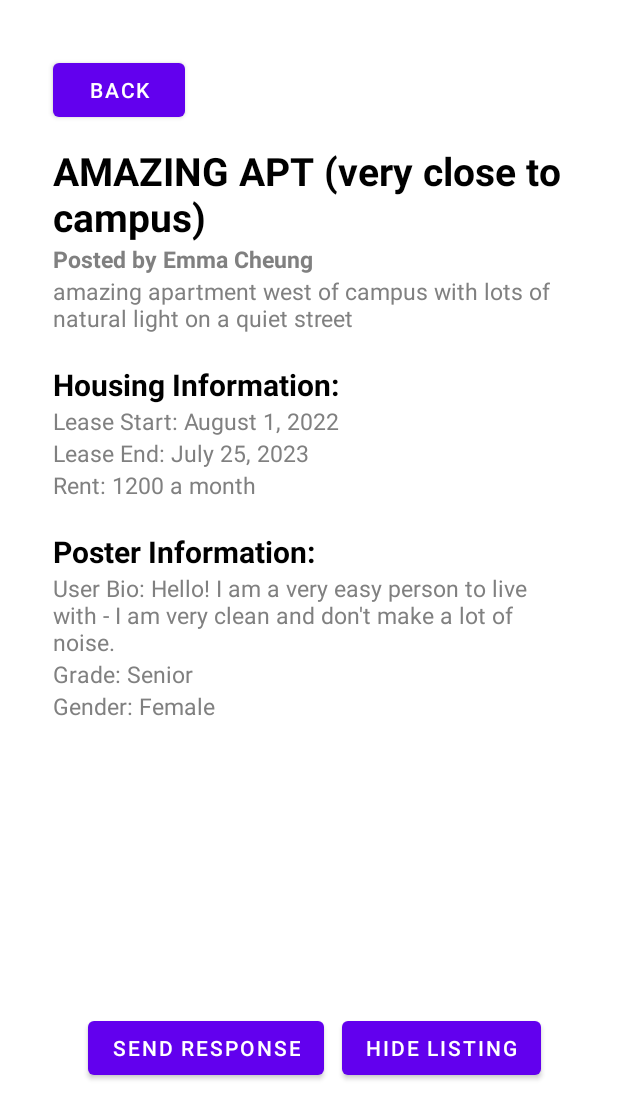
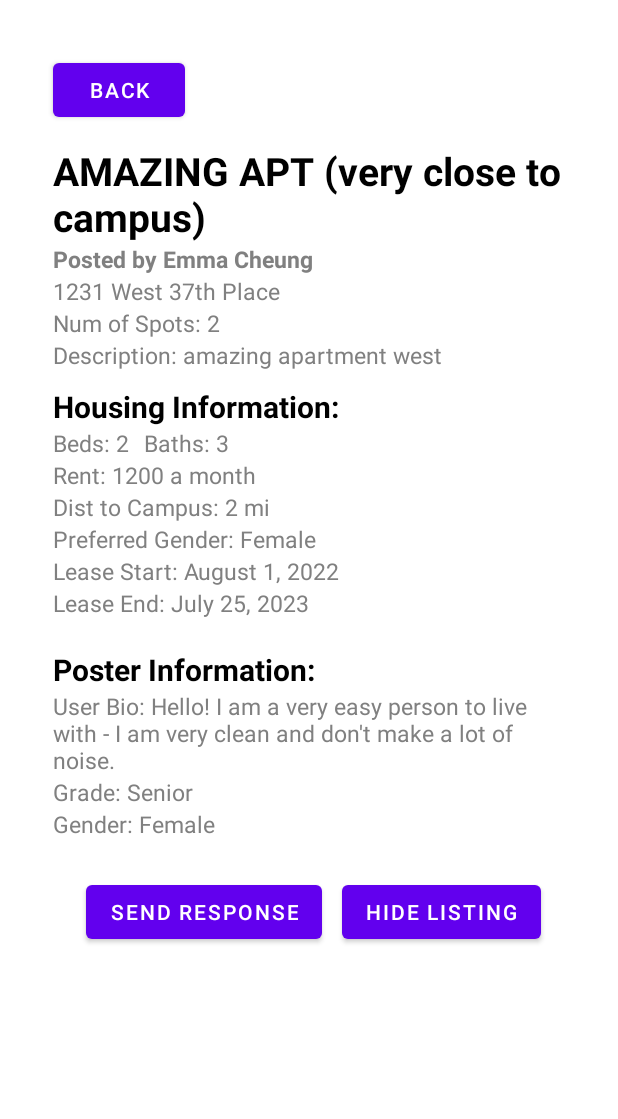
Before and after one commit to choaly/Homeshare, an Android app: the layout activity_listing_details.xml on its own in the app's theme, with its tools: preview values and no code run, on a phone screen of 412 x 824 dp. Shown: the top 1119 px of the screen. Run offline under Robolectric (Android 15) with nearby library versions, the phone set to English and light mode, and no system bars.

Commit message:
added all info to listing details

```diff
--- a/app/src/main/java/com/example/homeshare/CreateListingFragment.java
+++ b/app/src/main/java/com/example/homeshare/CreateListingFragment.java
@@ -168,7 +168,7 @@ public class CreateListingFragment extends Fragment implements View.OnClickListe
             double pricePerMonth = Double.parseDouble(pricePerMonthString);
             int numSpotsAvailable = Integer.parseInt(numSpotsAvailableString);
             int numBeds = Integer.parseInt(numBedsString);
-            int numBaths = Integer.parseInt(numBedsString);
+            int numBaths = Integer.parseInt(numBathsString);
             double distToCampus = Double.parseDouble(distToCampusString);
 
             // Add all to db
--- a/app/src/main/res/layout/activity_listing_details.xml
+++ b/app/src/main/res/layout/activity_listing_details.xml
@@ -9,16 +9,14 @@
     <LinearLayout
         android:id="@+id/linearLayout"
         android:layout_width="0dp"
-        android:layout_height="0dp"
+        android:layout_height="wrap_content"
         android:layout_marginStart="35dp"
-        android:layout_marginTop="96dp"
+        android:layout_marginTop="12dp"
         android:layout_marginEnd="35dp"
-        android:layout_marginBottom="12dp"
         android:orientation="vertical"
-        app:layout_constraintBottom_toTopOf="@+id/hideLisitng"
         app:layout_constraintEnd_toEndOf="parent"
         app:layout_constraintStart_toStartOf="parent"
-        app:layout_constraintTop_toTopOf="parent">
+        app:layout_constraintTop_toBottomOf="@+id/listDetailsbackButton">
 
         <LinearLayout
             android:layout_width="wrap_content"
@@ -52,6 +50,35 @@
                 android:textStyle="bold" />
         </LinearLayout>
 
+        <LinearLayout
+            android:layout_width="match_parent"
+            android:layout_height="wrap_content"
+            android:layout_gravity="center_vertical"
+            android:orientation="horizontal">
+
+            <TextView
+                android:id="@+id/listingAddress"
+                android:layout_width="wrap_content"
+                android:layout_height="wrap_content"
+                android:text="1231 West 37th Place"
+                android:textColor="#808080"
+                android:textSize="15sp" />
+        </LinearLayout>
+
+        <LinearLayout
+            android:layout_width="match_parent"
+            android:layout_height="wrap_content"
+            android:layout_gravity="center_vertical"
+            android:orientation="horizontal">
+
+            <TextView
+                android:id="@+id/listingNumSpotsAvailible"
+                android:layout_width="wrap_content"
+                android:layout_height="wrap_content"
+                android:text="Num of Spots: 2"
+                android:textColor="#808080"
+                android:textSize="15sp" />
+        </LinearLayout>
 
         <LinearLayout
             android:layout_width="match_parent"
@@ -63,17 +90,17 @@
                 android:id="@+id/listingDescription"
                 android:layout_width="wrap_content"
                 android:layout_height="wrap_content"
-                android:text="amazing apartment west of campus with lots of natural light on a quiet street"
+                android:text="Description: amazing apartment west "
                 android:textColor="#808080"
                 android:textSize="15sp" />
+        </LinearLayout>
 
-        </LinearLayout>
 
         <LinearLayout
             android:layout_width="wrap_content"
             android:layout_height="wrap_content"
-            android:layout_marginTop="20dp"
             android:layout_gravity="center_vertical"
+            android:layout_marginTop="10dp"
             android:orientation="horizontal">
 
             <TextView
@@ -84,6 +111,75 @@
                 android:textColor="@color/black"
                 android:textSize="20sp"
                 android:textStyle="bold" />
+        </LinearLayout>
+
+        <LinearLayout
+            android:layout_width="match_parent"
+            android:layout_height="wrap_content"
+            android:layout_gravity="center_vertical"
+            android:orientation="horizontal">
+
+            <TextView
+                android:id="@+id/listingNumBeds"
+                android:layout_width="wrap_content"
+                android:layout_height="wrap_content"
+                android:text="Beds: 2"
+                android:textColor="#808080"
+                android:textSize="15sp" />
+
+            <TextView
+                android:id="@+id/listingNumBaths"
+                android:layout_width="wrap_content"
+                android:layout_height="wrap_content"
+                android:layout_marginLeft="10dp"
+                android:text="Baths: 3"
+                android:textColor="#808080"
+                android:textSize="15sp" />
+        </LinearLayout>
+
+        <LinearLayout
+            android:layout_width="match_parent"
+            android:layout_height="wrap_content"
+            android:layout_gravity="center_vertical"
+            android:orientation="horizontal">
+
+            <TextView
+                android:id="@+id/rent"
+                android:layout_width="wrap_content"
+                android:layout_height="wrap_content"
+                android:text="Rent: 1200 a month"
+                android:textColor="#808080"
+                android:textSize="15sp" />
+        </LinearLayout>
+
+        <LinearLayout
+            android:layout_width="match_parent"
+            android:layout_height="wrap_content"
+            android:layout_gravity="center_vertical"
+            android:orientation="horizontal">
+
+            <TextView
+                android:id="@+id/listingDist"
+                android:layout_width="wrap_content"
+                android:layout_height="wrap_content"
+                android:text="Dist to Campus: 2 mi"
+                android:textColor="#808080"
+                android:textSize="15sp" />
+        </LinearLayout>
+
+        <LinearLayout
+            android:layout_width="match_parent"
+            android:layout_height="wrap_content"
+            android:layout_gravity="center_vertical"
+            android:orientation="horizontal">
+
+            <TextView
+                android:id="@+id/preferredGender"
+                android:layout_width="wrap_content"
+                android:layout_height="wrap_content"
+                android:text="Preferred Gender: Female"
+                android:textColor="#808080"
+                android:textSize="15sp" />
         </LinearLayout>
 
         <LinearLayout
@@ -115,22 +211,6 @@
                 android:text="Lease End: July 25, 2023"
                 android:textColor="#808080"
                 android:textSize="15sp" />
-        </LinearLayout>
-
-        <LinearLayout
-            android:layout_width="match_parent"
-            android:layout_height="wrap_content"
-            android:layout_gravity="center_vertical"
-            android:orientation="horizontal">
-
-            <TextView
-                android:id="@+id/rent"
-                android:layout_width="wrap_content"
-                android:layout_height="wrap_content"
-                android:text="Rent: 1200 a month"
-                android:textColor="#808080"
-                android:textSize="15sp" />
-
         </LinearLayout>
 
         <LinearLayout
@@ -204,9 +284,7 @@
         android:layout_width="wrap_content"
         android:layout_height="wrap_content"
         android:layout_marginTop="36dp"
-        android:layout_marginBottom="12dp"
         android:text="Back"
-        app:layout_constraintBottom_toTopOf="@+id/linearLayout"
         app:layout_constraintStart_toStartOf="@+id/linearLayout"
         app:layout_constraintTop_toTopOf="parent" />
 
@@ -214,27 +292,23 @@
         android:id="@+id/hideLisitng"
         android:layout_width="wrap_content"
         android:layout_height="wrap_content"
-        android:layout_marginBottom="101dp"
         android:text="Hide Listing"
-        app:layout_constraintBottom_toBottomOf="parent"
+        app:layout_constraintBaseline_toBaselineOf="@+id/listDetailsSendResponseButton"
         app:layout_constraintEnd_toEndOf="parent"
-        app:layout_constraintStart_toEndOf="@+id/listDetailsSendResponseButton"
-        app:layout_constraintTop_toBottomOf="@+id/linearLayout" />
+        app:layout_constraintStart_toEndOf="@+id/listDetailsSendResponseButton" />
 
     <Button
         android:id="@+id/listDetailsSendResponseButton"
         android:layout_width="wrap_content"
         android:layout_height="wrap_content"
-        android:layout_marginStart="7dp"
-        android:layout_marginEnd="12dp"
-        android:layout_marginBottom="101dp"
+        android:layout_marginStart="6dp"
+        android:layout_marginTop="24dp"
+        android:layout_marginEnd="13dp"
         android:text="Send Response"
-        app:layout_constraintBottom_toBottomOf="parent"
         app:layout_constraintEnd_toStartOf="@+id/hideLisitng"
         app:layout_constraintHorizontal_chainStyle="packed"
         app:layout_constraintStart_toStartOf="parent"
-        app:layout_constraintTop_toBottomOf="@+id/linearLayout"
-        app:layout_constraintVertical_bias="1.0" />
+        app:layout_constraintTop_toBottomOf="@+id/linearLayout" />
 
 
 </androidx.constraintlayout.widget.ConstraintLayout>
```
Also changed, not shown: app/src/main/java/com/example/homeshare/ListingDetails.java (+48 -23 lines), app/src/main/java/com/example/homeshare/ListingsFragment.java (+0 -9 lines).
